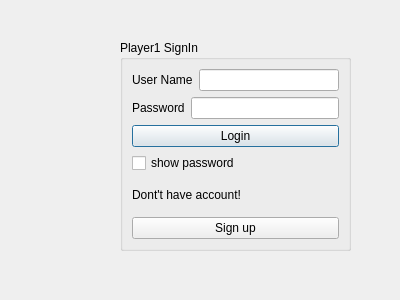
This is tictactoev/signin.ui in Jolinejo/Advanced-Tic-Tac-Toe as Qt 5 draws it before an edit. The edited form follows.
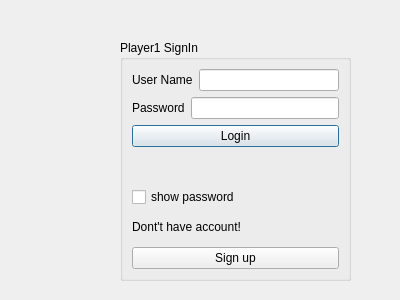
This is the edited form.

Diff of the .ui file:
```diff
--- a/tictactoev/signin.ui
+++ b/tictactoev/signin.ui
@@ -19,7 +19,7 @@
      <x>120</x>
      <y>40</y>
      <width>231</width>
-     <height>211</height>
+     <height>241</height>
     </rect>
    </property>
    <property name="title">
@@ -69,6 +69,16 @@
       </property>
      </widget>
     </item>
+    <item>
+     <widget class="QLabel" name="label_4">
+      <property name="styleSheet">
+       <string notr="true">color: #f9f02e;</string>
+      </property>
+      <property name="text">
+       <string/>
+      </property>
+     </widget>
+    </item>
     <item>
      <widget class="QCheckBox" name="checkBox_showpassword">
       <property name="text">
```
